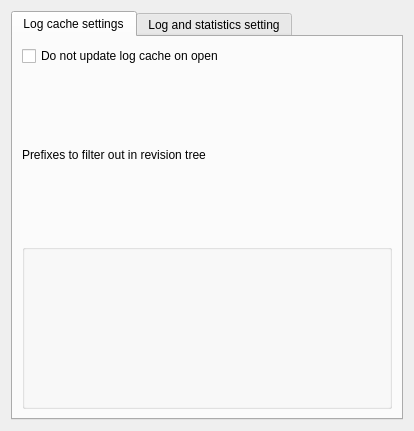
Before: the Qt Designer form src/svnfrontend/database/dbsettings.ui in KDE/kdesvn, drawn with Qt 5.
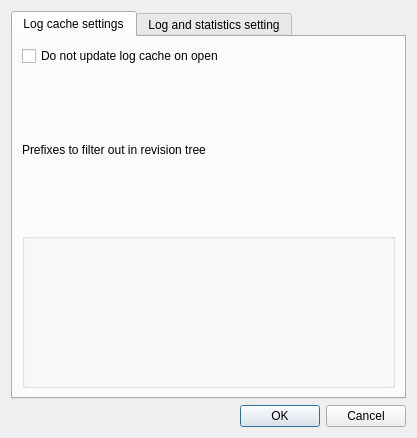
After: the same form once the commit is applied. Custom widgets are drawn as their Qt base class.

Commit message: Port DBOverview and DBSettings to QDialog

What changed in the file:
```diff
--- a/src/svnfrontend/database/dbsettings.ui
+++ b/src/svnfrontend/database/dbsettings.ui
@@ -1,18 +1,18 @@
 <?xml version="1.0" encoding="UTF-8"?>
 <ui version="4.0">
  <class>DbSettings</class>
- <widget class="QWidget" name="DbSettings">
+ <widget class="QDialog" name="DbSettings">
   <property name="geometry">
    <rect>
     <x>0</x>
     <y>0</y>
-    <width>414</width>
-    <height>431</height>
+    <width>417</width>
+    <height>438</height>
    </rect>
   </property>
   <layout class="QVBoxLayout" name="verticalLayout_3">
    <item>
-    <widget class="KTabWidget" name="tabWidget">
+    <widget class="QTabWidget" name="tabWidget">
      <property name="currentIndex">
       <number>0</number>
      </property>
@@ -106,6 +106,13 @@
      </widget>
     </widget>
    </item>
+   <item>
+    <widget class="QDialogButtonBox" name="buttonBox">
+     <property name="standardButtons">
+      <set>QDialogButtonBox::Cancel|QDialogButtonBox::Ok</set>
+     </property>
+    </widget>
+   </item>
   </layout>
  </widget>
  <customwidgets>
@@ -114,12 +121,6 @@
    <extends>QGroupBox</extends>
    <header>keditlistbox.h</header>
   </customwidget>
-  <customwidget>
-   <class>KTabWidget</class>
-   <extends>QTabWidget</extends>
-   <header>ktabwidget.h</header>
-   <container>1</container>
-  </customwidget>
  </customwidgets>
  <resources/>
  <connections/>
```
The commit also changes 6 other files.
